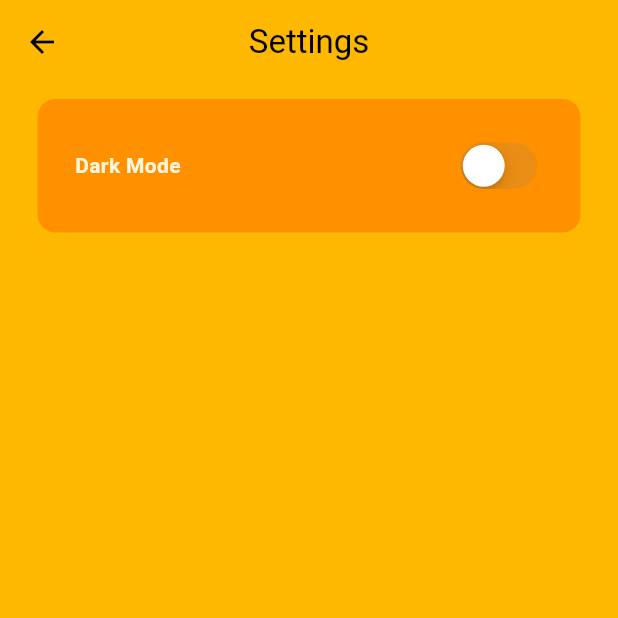
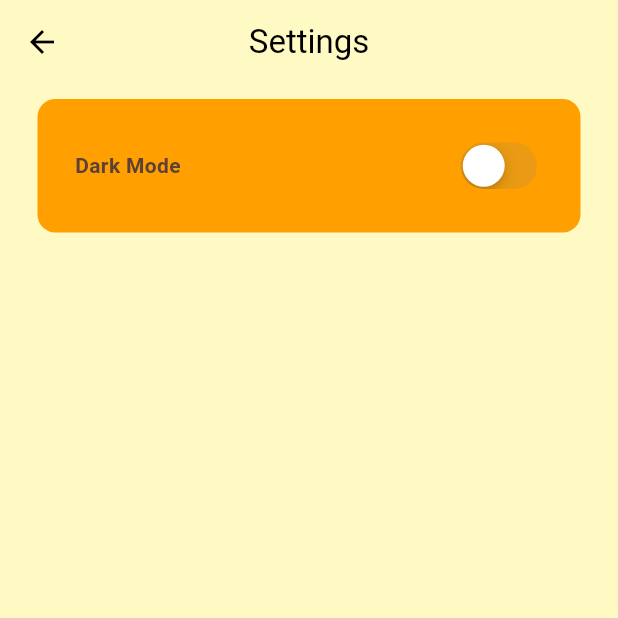
Before and after one commit to raquib-adnan/AD-FOODZ, a Flutter app: the SettingsPage screen opened directly, on a phone screen of 412 x 824 dp, the top half of it. Run offline on Flutter 3.47's test engine with Material 3 defaults, Android fonts, the phone set to English and light mode, and no system bars; our stand-ins replace flutter_credit_card.

Commit message:
theme button changes

```diff
--- a/lib/pages/settings.dart
+++ b/lib/pages/settings.dart
@@ -38,8 +38,7 @@ class SettingsPage extends StatelessWidget {
 
                 //switch
                 CupertinoSwitch(
-                  value: Provider.of<ThemeProvider>(context, listen: false)
-                      .isDarkMode,
+                  value: Provider.of<ThemeProvider>(context).isDarkMode,
                   onChanged: (value) =>
                       Provider.of<ThemeProvider>(context, listen: false)
                           .toggleTheme(),
--- a/lib/themes/light_mode.dart
+++ b/lib/themes/light_mode.dart
@@ -2,12 +2,15 @@ import 'package:flutter/material.dart';
 
 ThemeData lightmode = ThemeData(
   colorScheme: const ColorScheme.light(
-    inversePrimary: Color(0xFFFFF6E0), // fonts colors
-    surface: Color(0xFFFFB800), // upper surface
-    tertiary:
-        Color(0xFFFFCD4D), // Secondary color, a lighter shade from primary
-    primary: Color(0xFFFF9100), // Darker shade of primary for tertiary
+    inversePrimary: Color(
+        0xFF5D4037), // Warm Brown for text colors (font), resembling baked goods or spices
+    surface: Color(
+        0xFFFFF9C4), // Light Creamy Yellow for the surface, soft and inviting
+    tertiary: Color(
+        0xFFFFD54F), // Sunny Yellow for buttons, highlights, creating a bright and cheerful atmosphere
+    primary: Color(
+        0xFFFFC107), // Golden Yellow for primary elements, representing energy, and richness
     secondary: Color(
-        0xFFFF9100), // Using a similar dark shade from primary for inverse
+        0xFFFFA000), // Deeper Amber for secondary elements, adding depth and contrast
   ),
 );
--- a/lib/themes/theme_provider.dart
+++ b/lib/themes/theme_provider.dart
@@ -15,10 +15,10 @@ class ThemeProvider with ChangeNotifier {
   }
 
   void toggleTheme() {
-    if (_themeData == themedata) {
+    if (_themeData == darkmode) {
+      themedata = lightmode;
+    } else {
       themedata = darkmode;
-    } else {
-      themedata = lightmode;
     }
   }
 }
```
